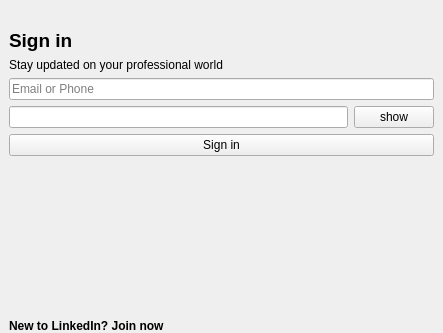
Old version of the form main_ui.ui in the repository nae9on/LoginSystemPyQt5; both pictures show x 0 to 443 and y 0 to 333 of the 443 by 488 pixel window.
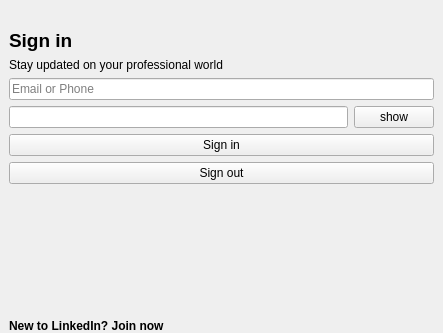
New version of the form. Icons and pictures are not drawn.

Patch:
```diff
--- a/main_ui.ui
+++ b/main_ui.ui
@@ -86,6 +86,13 @@
         </property>
        </widget>
       </item>
+      <item>
+       <widget class="QPushButton" name="pushButton_sign_out">
+        <property name="text">
+         <string>Sign out</string>
+        </property>
+       </widget>
+      </item>
       <item>
        <spacer name="verticalSpacer">
         <property name="orientation">
```
